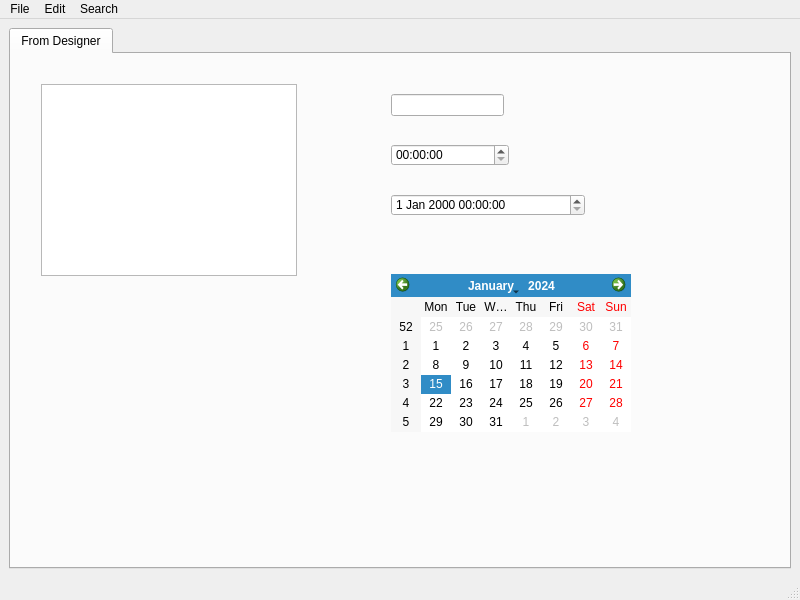
djellemah/clevic, file ui/browser.ui: the form before one commit.
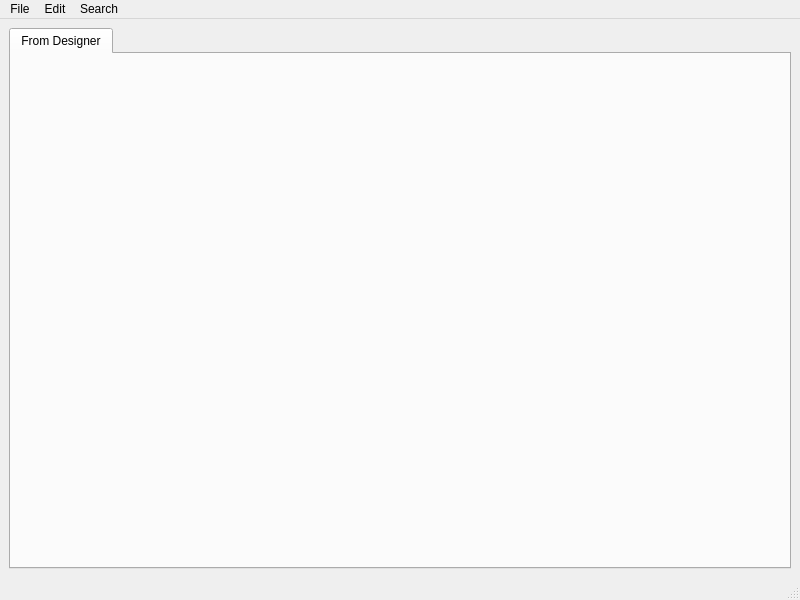
The form after the commit. Icons and pictures are not drawn.

Commit message: remove puts output. Make sure initial designer tab is empty, and is cleared when table tabs are added

Patch:
```diff
--- a/ui/browser.ui
+++ b/ui/browser.ui
@@ -35,56 +35,6 @@
        <attribute name="title" >
         <string>From Designer</string>
        </attribute>
-       <widget class="QListWidget" name="listWidget" >
-        <property name="geometry" >
-         <rect>
-          <x>30</x>
-          <y>30</y>
-          <width>256</width>
-          <height>192</height>
-         </rect>
-        </property>
-       </widget>
-       <widget class="QLineEdit" name="lineEdit" >
-        <property name="geometry" >
-         <rect>
-          <x>380</x>
-          <y>40</y>
-          <width>113</width>
-          <height>22</height>
-         </rect>
-        </property>
-       </widget>
-       <widget class="QTimeEdit" name="timeEdit" >
-        <property name="geometry" >
-         <rect>
-          <x>380</x>
-          <y>90</y>
-          <width>118</width>
-          <height>22</height>
-         </rect>
-        </property>
-       </widget>
-       <widget class="QDateTimeEdit" name="dateTimeEdit" >
-        <property name="geometry" >
-         <rect>
-          <x>380</x>
-          <y>140</y>
-          <width>194</width>
-          <height>22</height>
-         </rect>
-        </property>
-       </widget>
-       <widget class="QCalendarWidget" name="calendarWidget" >
-        <property name="geometry" >
-         <rect>
-          <x>380</x>
-          <y>220</y>
-          <width>240</width>
-          <height>158</height>
-         </rect>
-        </property>
-       </widget>
       </widget>
      </widget>
     </item>
```
The commit also changes 2 other files.
